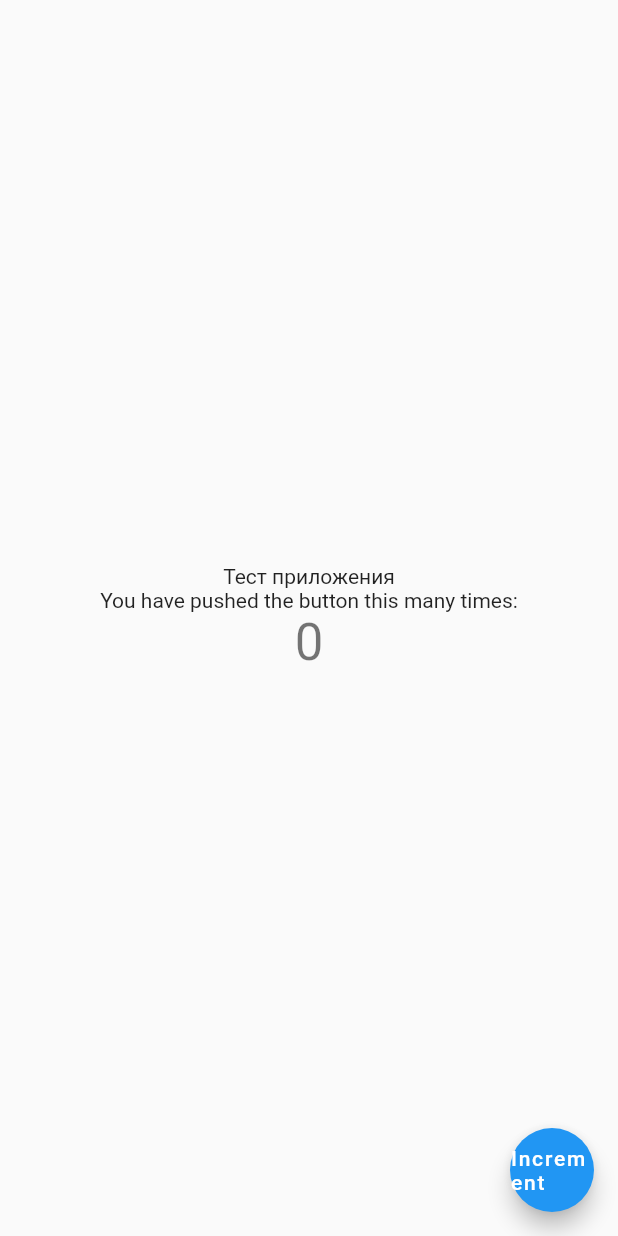
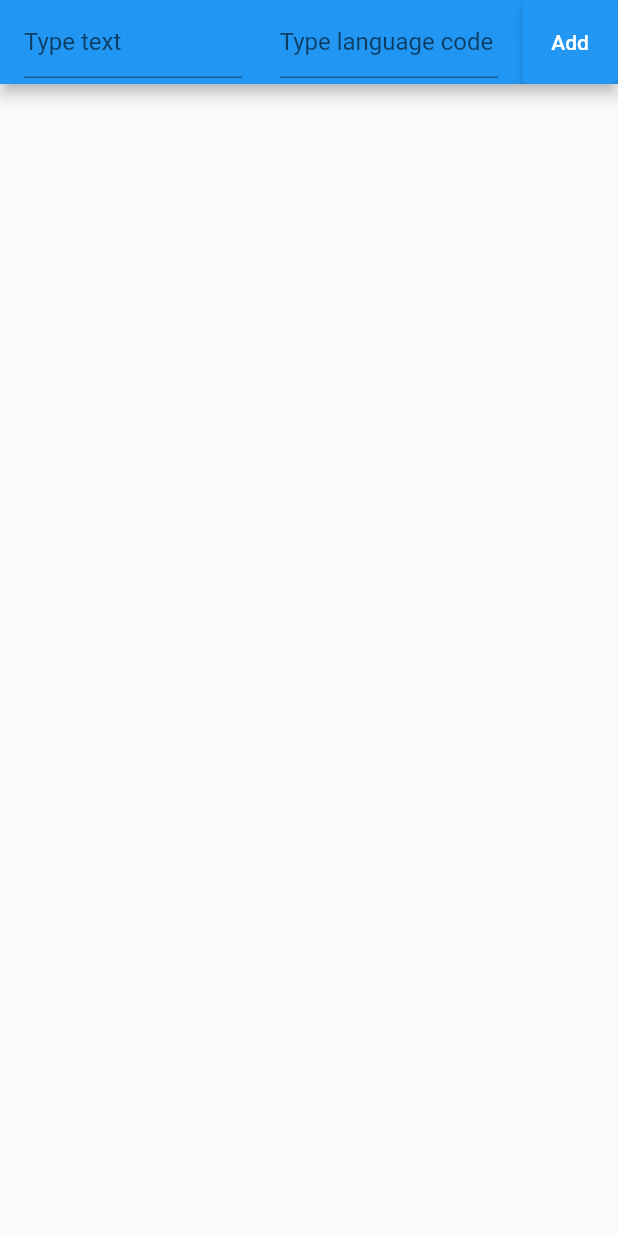
Before and after one commit to shibware/gtext3, a Flutter app: the screen it shows after launch, on a phone screen of 412 x 824 dp. Run offline on Flutter 3.47's test engine with Material 2 defaults, Android fonts, the phone set to English and light mode, and no system bars; our stand-ins replace shared_preferences; missing offline and left inert: translator.

Commit message:
refactor: refactor code and example widget

```diff
--- a/example/lib/main.dart
+++ b/example/lib/main.dart
@@ -13,6 +13,7 @@ class MyApp extends StatelessWidget {
   Widget build(BuildContext context) {
     return MaterialApp(
       title: 'Flutter Demo',
+      debugShowCheckedModeBanner: false,
       theme: ThemeData(
         primarySwatch: Colors.blue,
       ),
@@ -31,38 +32,76 @@ class MyHomePage extends StatefulWidget {
 }
 
 class _MyHomePageState extends State<MyHomePage> {
-  int _counter = 0;
+  final textController = TextEditingController();
+  final languageController = TextEditingController();
 
-  void _incrementCounter() {
-    setState(() {
-      _counter++;
-    });
+  List<GText> items = [];
+
+  void handleApply() {
+    items.add(
+      GText(
+        textController.text,
+        toLang:
+            languageController.text.isEmpty ? null : languageController.text,
+      ),
+    );
+
+    setState(() {});
+  }
+
+  @override
+  void dispose() {
+    super.dispose();
+    textController.dispose();
+    languageController.dispose();
   }
 
   @override
   Widget build(BuildContext context) {
     return Scaffold(
-      body: Center(
-        child: Column(
-          mainAxisAlignment: MainAxisAlignment.center,
-          children: <Widget>[
-            const GText("Тест приложения"),
-            const GText(
-              'You have pushed the button this many times:',
-              toLang: 'zh-cn',
+      appBar: AppBar(
+        title: Row(
+          children: [
+            Expanded(
+              child: TextField(
+                controller: textController,
+                style: const TextStyle(color: Colors.white),
+                decoration: const InputDecoration(
+                  hintText: "Type text",
+                ),
+              ),
             ),
-            Text(
-              '$_counter',
-              style: Theme.of(context).textTheme.headline4,
+            const SizedBox(width: 25),
+            Expanded(
+              child: TextField(
+                controller: languageController,
+                style: const TextStyle(color: Colors.white),
+                decoration: const InputDecoration(
+                  hintText: "Type language code",
+                ),
+              ),
             ),
           ],
         ),
+        actions: [
+          ElevatedButton(
+            onPressed: handleApply,
+            child: const Text("Add"),
+          ),
+        ],
       ),
-      floatingActionButton: FloatingActionButton(
-        onPressed: _incrementCounter,
-        tooltip: 'Increment',
-        child: const GText("Increment"),
-      ), // This trailing comma makes auto-formatting nicer for build methods.
+      body: ListView.builder(
+        itemCount: items.length,
+        itemBuilder: (context, index) {
+          final item = items.elementAt(index);
+
+          return ListTile(
+            leading: const Icon(Icons.translate),
+            title: item,
+            subtitle: item.toLang is String ? Text(item.toLang!) : null,
+          );
+        },
+      ),
     );
   }
 }
```
Also changed, not shown: example/pubspec.lock.
